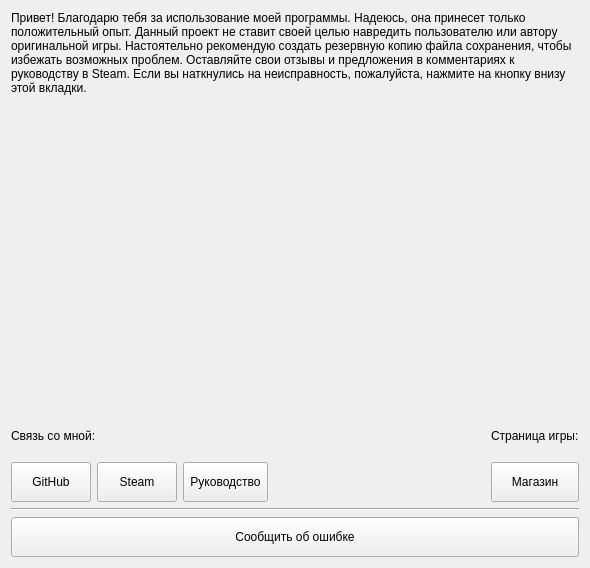
The window that tab_about.ui (lDeathlWhisperl/TLHoN_SE) describes before a commit, drawn with Qt 5.
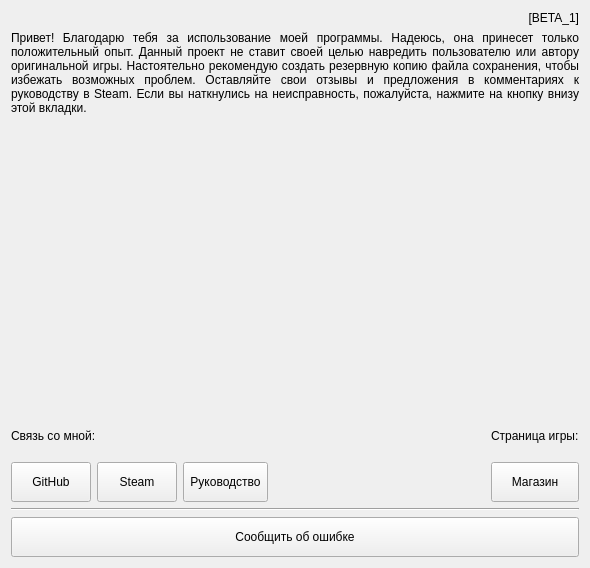
The same window after the commit.

Diff of the .ui file:
```diff
--- a/tab_about.ui
+++ b/tab_about.ui
@@ -17,6 +17,16 @@
    <string notr="true"/>
   </property>
   <layout class="QVBoxLayout" name="verticalLayout_4">
+   <item>
+    <widget class="QLabel" name="l_version">
+     <property name="text">
+      <string notr="true">[BETA_1]</string>
+     </property>
+     <property name="alignment">
+      <set>Qt::AlignmentFlag::AlignRight|Qt::AlignmentFlag::AlignTrailing|Qt::AlignmentFlag::AlignVCenter</set>
+     </property>
+    </widget>
+   </item>
    <item>
     <widget class="QLabel" name="label">
      <property name="maximumSize">
@@ -31,6 +41,9 @@
      <property name="text">
       <string>Привет! Благодарю тебя за использование моей программы. Надеюсь, она принесет только положительный опыт. Данный проект не ставит своей целью навредить пользователю или автору оригинальной игры. Настоятельно рекомендую создать резервную копию файла сохранения, чтобы избежать возможных проблем. Оставляйте свои отзывы и предложения в комментариях к руководству в Steam. Если вы наткнулись на неисправность, пожалуйста, нажмите на кнопку внизу этой вкладки.</string>
      </property>
+     <property name="alignment">
+      <set>Qt::AlignmentFlag::AlignJustify|Qt::AlignmentFlag::AlignVCenter</set>
+     </property>
      <property name="wordWrap">
       <bool>true</bool>
      </property>
```
